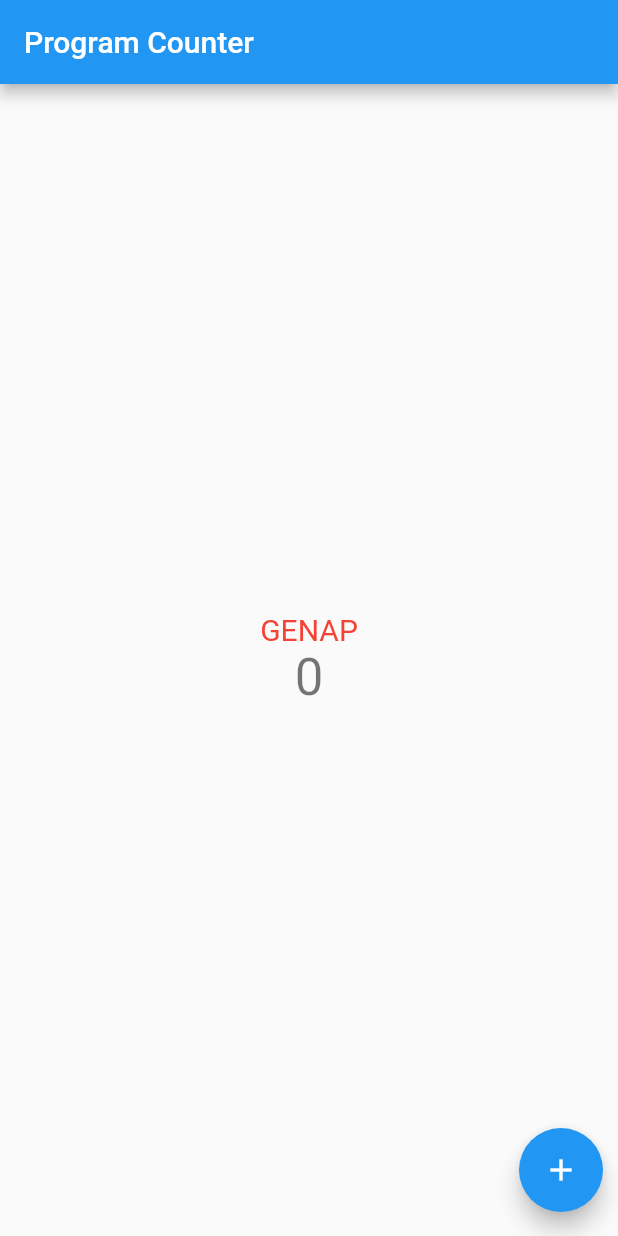
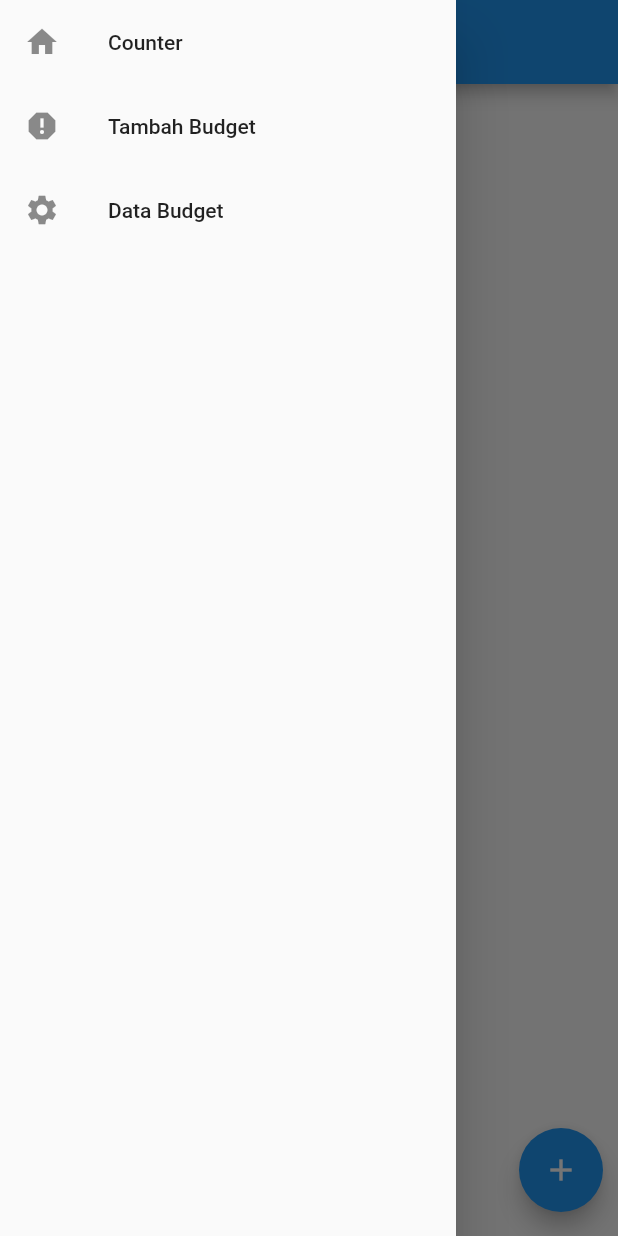
Before and after one commit to majidrajendrarahmat/pbp-flutter-lab, a Flutter app: the screen it shows after launch, with the side drawer open (before the commit the screen has no drawer), on a phone screen of 412 x 824 dp. Run offline on Flutter 3.47's test engine with Material 2 defaults, Android fonts, the phone set to English and light mode, and no system bars.

```diff
--- /dev/null
+++ b/counter_7/lib/drawer.dart
@@ -0,0 +1,60 @@
+import 'package:flutter/material.dart';
+import 'package:counter_7/form.dart';
+import 'package:counter_7/main.dart';
+import 'package:counter_7/budget_data.dart';
+
+class DrawerClass extends StatefulWidget {
+  DrawerClass({Key? key}) : super(key: key);
+
+  @override
+  _DrawerClassState createState() => _DrawerClassState();
+}
+
+class _DrawerClassState extends State<DrawerClass> {
+  @override
+  void initState() {
+    super.initState();
+  }
+
+  @override
+  Widget build(BuildContext context) {
+    return Drawer(
+      child: ListView(
+        padding: EdgeInsets.zero,
+        children: [
+          // other children,
+          ListTile(
+            leading: Icon(Icons.home),
+            title: Text("Counter"),
+            onTap: () {
+              Navigator.pushReplacement(
+                context,
+                MaterialPageRoute(builder: (context) => const MyHomePage()),
+              );
+            },
+          ),
+          ListTile(
+            leading: Icon(Icons.report),
+            title: Text("Tambah Budget"),
+            onTap: () {
+              Navigator.pushReplacement(
+                context,
+                MaterialPageRoute(builder: (context) => const MyFormPage()),
+              );
+            },
+          ),
+          ListTile(
+            leading: Icon(Icons.settings),
+            title: Text("Data Budget"),
+            onTap: () {
+              Navigator.pushReplacement(
+                context,
+                MaterialPageRoute(builder: (context) => const BudgetDataPage()),
+              );
+            },
+          ),
+        ],
+      ),
+    );
+  }
+}
--- a/counter_7/lib/main.dart
+++ b/counter_7/lib/main.dart
@@ -1,4 +1,6 @@
 import 'package:flutter/material.dart';
+import 'package:counter_7/form.dart';
+import 'package:counter_7/drawer.dart';
 
 void main() {
   runApp(const MyApp());
@@ -24,13 +26,13 @@ class MyApp extends StatelessWidget {
         // is not restarted.
         primarySwatch: Colors.blue,
       ),
-      home: const MyHomePage(title: 'Program Counter'),
+      home: const MyHomePage(),
     );
   }
 }
 
 class MyHomePage extends StatefulWidget {
-  const MyHomePage({super.key, required this.title});
+  const MyHomePage({super.key});
 
   // This widget is the home page of your application. It is stateful, meaning
   // that it has a State object (defined below) that contains fields that affect
@@ -41,7 +43,7 @@ class MyHomePage extends StatefulWidget {
   // used by the build method of the State. Fields in a Widget subclass are
   // always marked "final".
 
-  final String title;
+  final String title = 'Flutter Demo Home Page';
 
   @override
   State<MyHomePage> createState() => _MyHomePageState();
@@ -91,6 +93,7 @@ class _MyHomePageState extends State<MyHomePage> {
         // the App.build method, and use it to set our appbar title.
         title: Text(widget.title),
       ),
+      drawer: DrawerClass(),
       body: Center(
         // Center is a layout widget. It takes a single child and positions it
         // in the middle of the parent.
```
Also changed, not shown: counter_7/lib/budget_data.dart (added, +64 -0 lines), counter_7/lib/form.dart (added, +219 -0 lines).
